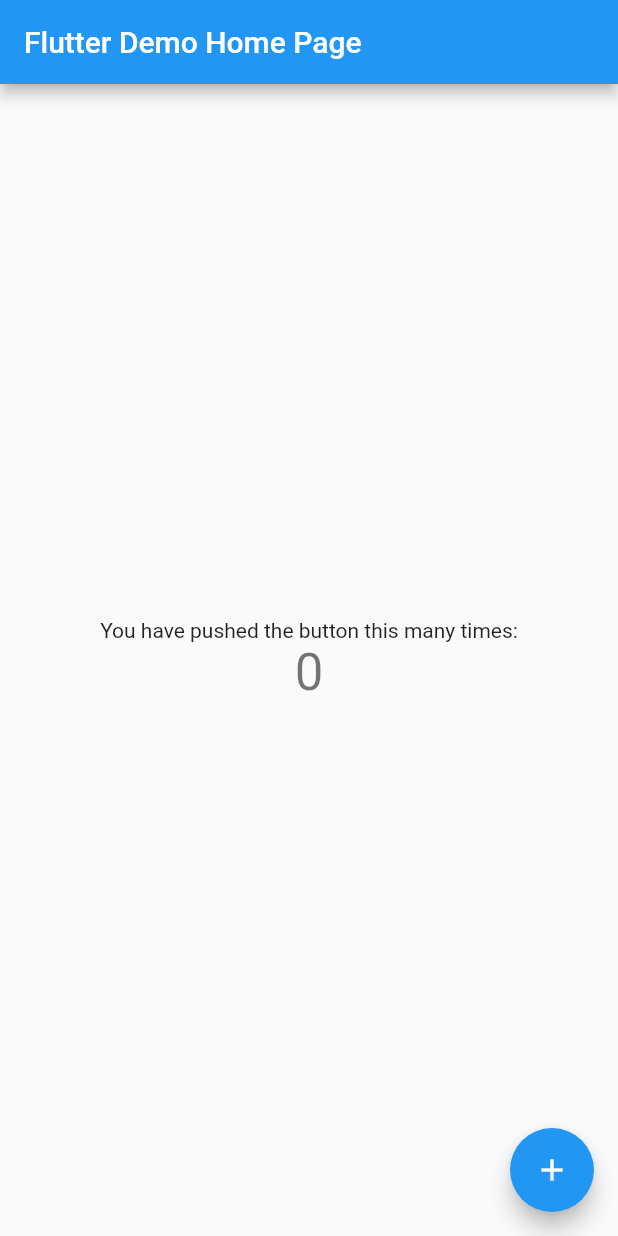
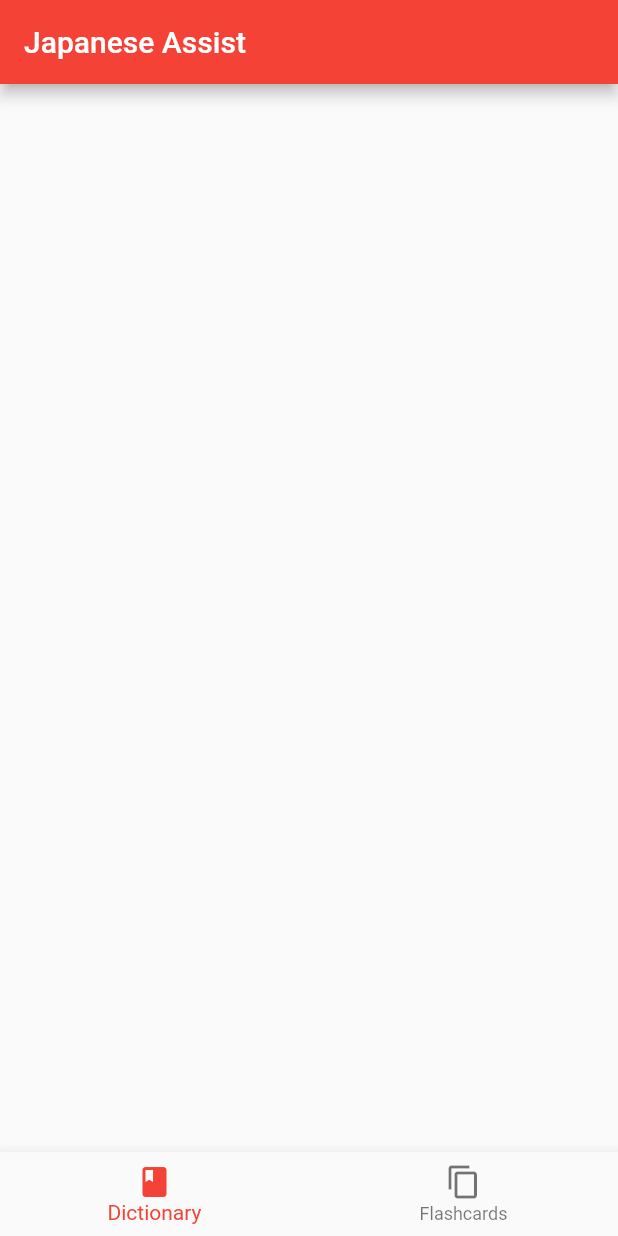
Before and after one commit to AdithaD/Japanese-Assist, a Flutter app: the screen it shows after launch, on a phone screen of 412 x 824 dp. Run offline on Flutter 3.47's test engine with Material 2 defaults, Android fonts, the phone set to English and light mode, and no system bars.

Commit message:
Created basic UI Framework (non functional) Add XML import

```diff
--- /dev/null
+++ b/lib/home_page.dart
@@ -0,0 +1,22 @@
+import 'package:flutter/material.dart';
+import 'main.dart';
+
+class HomePage extends StatefulWidget{
+
+  createState() => new HomePageState();
+
+}
+
+class HomePageState extends State<HomePage>{
+
+  @override
+  Widget build(BuildContext context) {
+    return new Container(
+
+    );
+  }
+
+  Widget _createHomePageBody(){
+
+  }
+}
--- a/lib/main.dart
+++ b/lib/main.dart
@@ -1,109 +1,36 @@
 import 'package:flutter/material.dart';
+import 'home_page.dart';
 
 void main() => runApp(new MyApp());
 
 class MyApp extends StatelessWidget {
+
+  static final NAME = "Japanese Assist";
+
   // This widget is the root of your application.
   @override
   Widget build(BuildContext context) {
     return new MaterialApp(
       title: 'Flutter Demo',
       theme: new ThemeData(
-        // This is the theme of your application.
-        //
-        // Try running your application with "flutter run". You'll see the
-        // application has a blue toolbar. Then, without quitting the app, try
-        // changing the primarySwatch below to Colors.green and then invoke
-        // "hot reload" (press "r" in the console where you ran "flutter run",
-        // or press Run > Flutter Hot Reload in IntelliJ). Notice that the
-        // counter didn't reset back to zero; the application is not restarted.
-        primarySwatch: Colors.blue,
+        primarySwatch: Colors.red,
       ),
-      home: new MyHomePage(title: 'Flutter Demo Home Page'),
+      home: new Scaffold(
+        appBar: AppBar(
+            title: new Text(MyApp.NAME)
+        ),
+        body: new HomePage(),
+        bottomNavigationBar: BottomNavigationBar(items: <BottomNavigationBarItem>[
+          BottomNavigationBarItem(
+            icon: Icon(Icons.book),
+            title: Text("Dictionary")
+          ),
+          BottomNavigationBarItem(
+              icon: Icon(Icons.content_copy),
+              title: Text("Flashcards")
+          )
+        ]),
+      ),
     );
   }
 }
-
-class MyHomePage extends StatefulWidget {
-  MyHomePage({Key key, this.title}) : super(key: key);
-
-  // This widget is the home page of your application. It is stateful, meaning
-  // that it has a State object (defined below) that contains fields that affect
-  // how it looks.
-
-  // This class is the configuration for the state. It holds the values (in this
-  // case the title) provided by the parent (in this case the App widget) and
-  // used by the build method of the State. Fields in a Widget subclass are
-  // always marked "final".
-
-  final String title;
-
-  @override
-  _MyHomePageState createState() => new _MyHomePageState();
-}
-
-class _MyHomePageState extends State<MyHomePage> {
-  int _counter = 0;
-
-  void _incrementCounter() {
-    setState(() {
-      // This call to setState tells the Flutter framework that something has
-      // changed in this State, which causes it to rerun the build method below
-      // so that the display can reflect the updated values. If we changed
-      // _counter without calling setState(), then the build method would not be
-      // called again, and so nothing would appear to happen.
-      _counter++;
-    });
-  }
-
-  @override
-  Widget build(BuildContext context) {
-    // This method is rerun every time setState is called, for instance as done
-    // by the _incrementCounter method above.
-    //
-    // The Flutter framework has been optimized to make rerunning build methods
-    // fast, so that you can just rebuild anything that needs updating rather
-    // than having to individually change instances of widgets.
-    return new Scaffold(
-      appBar: new AppBar(
-        // Here we take the value from the MyHomePage object that was created by
-        // the App.build method, and use it to set our appbar title.
-        title: new Text(widget.title),
-      ),
-      body: new Center(
-        // Center is a layout widget. It takes a single child and positions it
-        // in the middle of the parent.
-        child: new Column(
-          // Column is also layout widget. It takes a list of children and
-          // arranges them vertically. By default, it sizes itself to fit its
-          // children horizontally, and tries to be as tall as its parent.
-          //
-          // Invoke "debug paint" (press "p" in the console where you ran
-          // "flutter run", or select "Toggle Debug Paint" from the Flutter tool
-          // window in IntelliJ) to see the wireframe for each widget.
-          //
-          // Column has various properties to control how it sizes itself and
-          // how it positions its children. Here we use mainAxisAlignment to
-          // center the children vertically; the main axis here is the vertical
-          // axis because Columns are vertical (the cross axis would be
-          // horizontal).
-          mainAxisAlignment: MainAxisAlignment.center,
-          children: <Widget>[
-            new Text(
-              'You have pushed the button this many times:',
-            ),
-            new Text(
-              '$_counter',
-              style: Theme.of(context).textTheme.display1,
-            ),
-          ],
-        ),
-      ),
-      floatingActionButton: new FloatingActionButton(
-        onPressed: _incrementCounter,
-        tooltip: 'Increment',
-        child: new Icon(Icons.add),
-      ), // This trailing comma makes auto-formatting nicer for build methods.
-    );
-  }
-}
--- a/pubspec.yaml
+++ b/pubspec.yaml
@@ -4,6 +4,7 @@ description: An app that helps with learning Japanese
 dependencies:
   flutter:
     sdk: flutter
+  xml: ^3.2.0
 
   # The following adds the Cupertino Icons font to your application.
   # Use with the CupertinoIcons class for iOS style icons.
```
Also changed, not shown: pubspec.lock.
